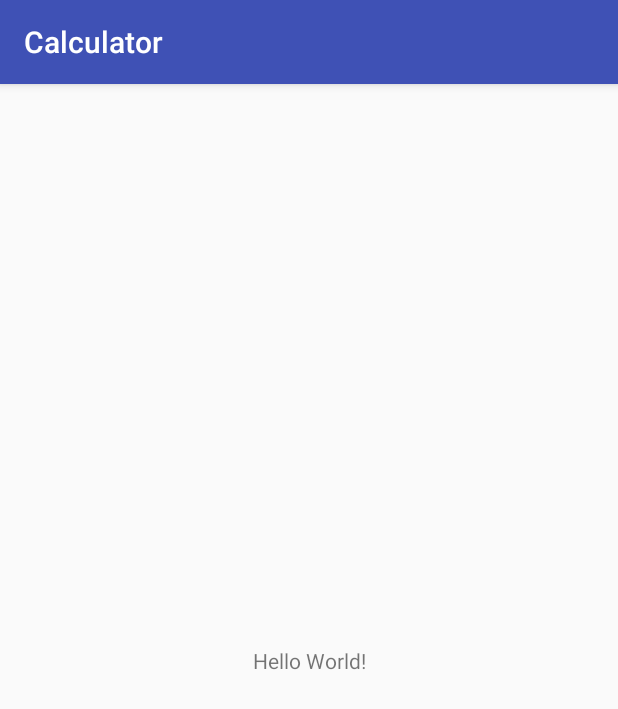
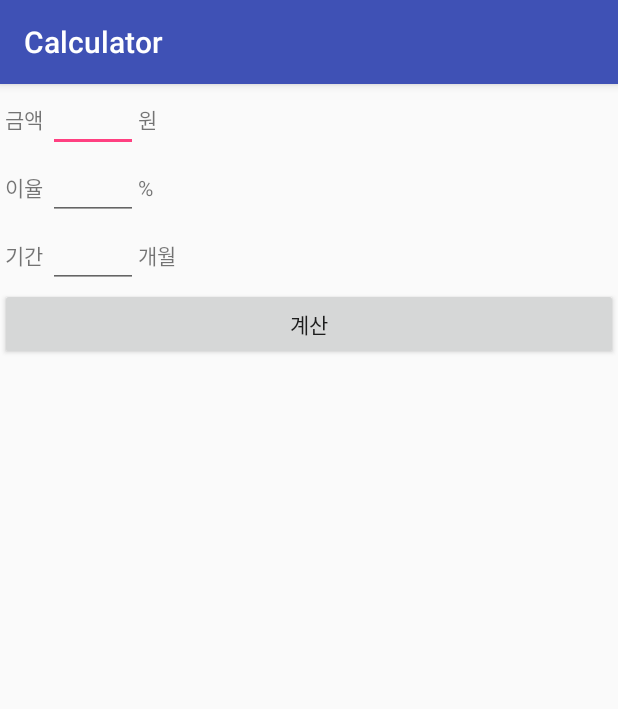
Before and after one commit to hagomy/interest-calculator, an Android app: the screen it shows after launch (MainActivity), on a phone screen of 412 x 824 dp. Shown: the top 709 px of the screen. Run offline under Robolectric (Android 15) with nearby library versions, the phone set to English and light mode, and no system bars.

Commit message:
Set kotlin Design MainActivity

```diff
--- a/app/build.gradle
+++ b/app/build.gradle
@@ -12,13 +12,15 @@ android {
         targetSdkVersion 26
         versionCode 1
         versionName "1.0"
-        testInstrumentationRunner "android.support.test.runner.AndroidJUnitRunner"
     }
     buildTypes {
         release {
             minifyEnabled false
             proguardFiles getDefaultProguardFile('proguard-android.txt'), 'proguard-rules.pro'
         }
+    }
+    sourceSets {
+        main.java.srcDirs += 'src/main/kotlin'
     }
 }
 
@@ -27,7 +29,4 @@ dependencies {
     implementation"org.jetbrains.kotlin:kotlin-stdlib-jre7:$kotlin_version"
     implementation 'com.android.support:appcompat-v7:26.1.0'
     implementation 'com.android.support.constraint:constraint-layout:1.0.2'
-    testImplementation 'junit:junit:4.12'
-    androidTestImplementation 'com.android.support.test:runner:1.0.1'
-    androidTestImplementation 'com.android.support.test.espresso:espresso-core:3.0.1'
 }
--- a/app/src/main/java/com/pickth/haeun/calculator/MainActivity.kt
+++ /dev/null
@@ -1,12 +0,0 @@
-package com.pickth.haeun.calculator
-
-import android.support.v7.app.AppCompatActivity
-import android.os.Bundle
-
-class MainActivity : AppCompatActivity() {
-
-    override fun onCreate(savedInstanceState: Bundle?) {
-        super.onCreate(savedInstanceState)
-        setContentView(R.layout.activity_main)
-    }
-}
--- /dev/null
+++ b/app/src/main/kotlin/com/pickth/haeun/calculator/MainActivity.kt
@@ -0,0 +1,22 @@
+package com.pickth.haeun.calculator
+
+import android.support.v7.app.AppCompatActivity
+import android.os.Bundle
+import android.widget.Toast
+import kotlinx.android.synthetic.main.activity_main.*
+
+class MainActivity : AppCompatActivity() {
+
+    override fun onCreate(savedInstanceState: Bundle?) {
+        super.onCreate(savedInstanceState)
+        setContentView(R.layout.activity_main)
+
+        btn_main_cal.setOnClickListener {
+            val month = et_main_month.text.toString().toInt()
+            val won = et_main_won.text
+            val per = et_main_per.text
+
+            Toast.makeText(this, "${month+month}월 ${won}원 ${per}%", Toast.LENGTH_SHORT).show()
+        }
+    }
+}
--- a/app/src/main/res/layout/activity_main.xml
+++ b/app/src/main/res/layout/activity_main.xml
@@ -1,18 +1,80 @@
 <?xml version="1.0" encoding="utf-8"?>
-<android.support.constraint.ConstraintLayout xmlns:android="http://schemas.android.com/apk/res/android"
+<LinearLayout
+    xmlns:android="http://schemas.android.com/apk/res/android"
     xmlns:app="http://schemas.android.com/apk/res-auto"
     xmlns:tools="http://schemas.android.com/tools"
     android:layout_width="match_parent"
     android:layout_height="match_parent"
+    android:orientation="vertical"
     tools:context="com.pickth.haeun.calculator.MainActivity">
 
-    <TextView
+    <LinearLayout
+        android:orientation="horizontal"
         android:layout_width="wrap_content"
-        android:layout_height="wrap_content"
-        android:text="Hello World!"
-        app:layout_constraintBottom_toBottomOf="parent"
-        app:layout_constraintLeft_toLeftOf="parent"
-        app:layout_constraintRight_toRightOf="parent"
-        app:layout_constraintTop_toTopOf="parent" />
+        android:layout_height="wrap_content">
+        <TextView
+            android:layout_width="wrap_content"
+            android:layout_height="wrap_content"
+            android:text=" 금액 " />
+        <EditText
+            android:id="@+id/et_main_won"
+            android:layout_width="60dp"
+            android:layout_height="wrap_content"
+            android:layout_weight="1"
+            android:ems="10"
+            android:inputType="number" />
+        <TextView
+            android:layout_width="wrap_content"
+            android:layout_height="wrap_content"
+            android:text="원" />
+    </LinearLayout>
 
-</android.support.constraint.ConstraintLayout>
+    <LinearLayout
+        android:orientation="horizontal"
+        android:layout_width="wrap_content"
+        android:layout_height="wrap_content">
+        <TextView
+            android:layout_width="wrap_content"
+            android:layout_height="wrap_content"
+            android:text=" 이율 " />
+        <EditText
+            android:id="@+id/et_main_per"
+            android:layout_width="60dp"
+            android:layout_height="wrap_content"
+            android:layout_weight="1"
+            android:ems="10"
+            android:inputType="numberDecimal" />
+        <TextView
+            android:layout_width="wrap_content"
+            android:layout_height="wrap_content"
+            android:text="%" />
+    </LinearLayout>
+
+    <LinearLayout
+        android:orientation="horizontal"
+        android:layout_width="wrap_content"
+        android:layout_height="wrap_content">
+        <TextView
+            android:layout_width="wrap_content"
+            android:layout_height="wrap_content"
+            android:text=" 기간 " />
+        <EditText
+            android:id="@+id/et_main_month"
+            android:layout_width="60dp"
+            android:layout_height="wrap_content"
+            android:layout_weight="1"
+            android:ems="10"
+            android:inputType="number" />
+        <TextView
+            android:layout_width="wrap_content"
+            android:layout_height="wrap_content"
+            android:text="개월" />
+    </LinearLayout>
+    <Button
+        android:id="@+id/btn_main_cal"
+        android:text="계산"
+        android:layout_width="match_parent"
+        android:layout_height="wrap_content" />
+
+
+</LinearLayout>
--- a/gradle.properties
+++ b/gradle.properties
@@ -9,7 +9,7 @@
 
 # Specifies the JVM arguments used for the daemon process.
 # The setting is particularly useful for tweaking memory settings.
-org.gradle.jvmargs=-Xmx1536m
+org.gradle.jvmargs=-Xmx512m
 
 # When configured, Gradle will run in incubating parallel mode.
 # This option should only be used with decoupled projects. More details, visit
```
Also changed, not shown: 2 other files.
